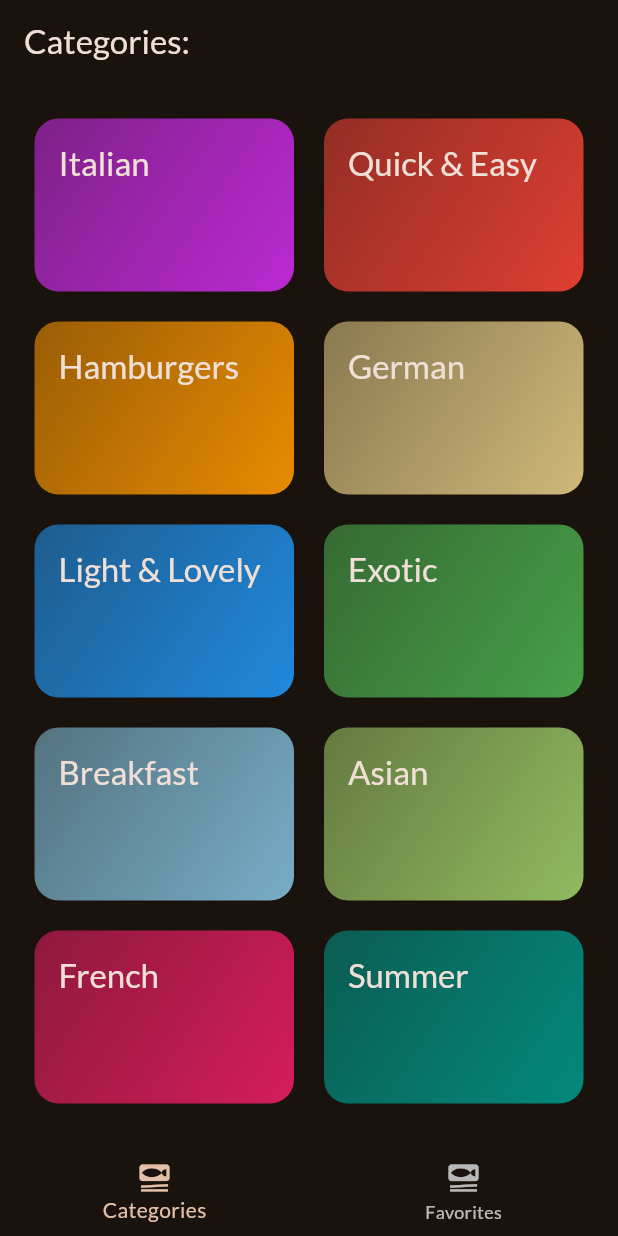
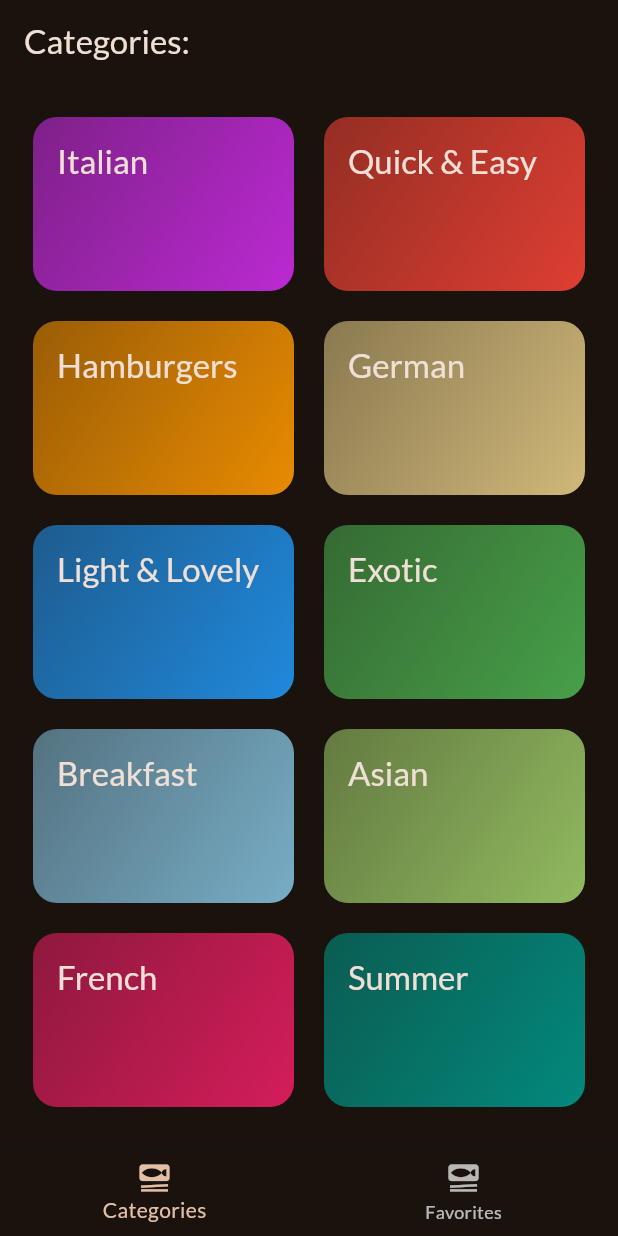
Before and after one commit to cerenyasarr/meals_app, a Flutter app: the screen it shows after launch, on a phone screen of 412 x 824 dp. Run offline on Flutter 3.47's test engine with Material 3 defaults, Android fonts, the phone set to English and light mode, and no system bars; our stand-ins replace google_fonts, transparent_image.

Commit message:
style: adjust padding

```diff
--- a/lib/screens/categories.dart
+++ b/lib/screens/categories.dart
@@ -29,7 +29,7 @@ class CategoriesScreen extends StatelessWidget {
   @override
   Widget build(BuildContext context) {
     return GridView(
-      padding: const EdgeInsets.all(23),
+      padding: const EdgeInsets.all(22),
       gridDelegate: const SliverGridDelegateWithFixedCrossAxisCount(
         crossAxisCount: 2,
         childAspectRatio: 3 / 2,
```
